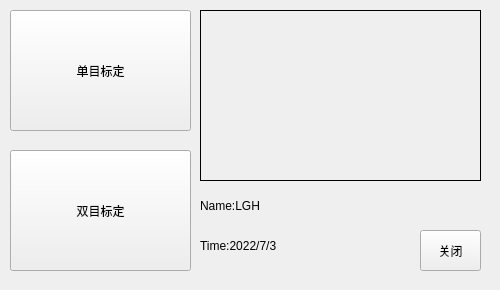
Old version of the form src/forms/camera.ui in the repository LiGuanghao2000/Calibration.
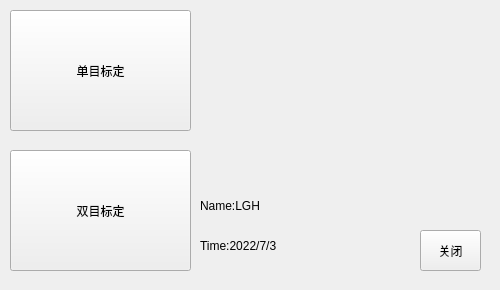
New version of the form.

```diff
--- a/src/forms/camera.ui
+++ b/src/forms/camera.ui
@@ -49,7 +49,7 @@
     </rect>
    </property>
    <property name="frameShape">
-    <enum>QFrame::Box</enum>
+    <enum>QFrame::NoFrame</enum>
    </property>
    <property name="text">
     <string/>
```
